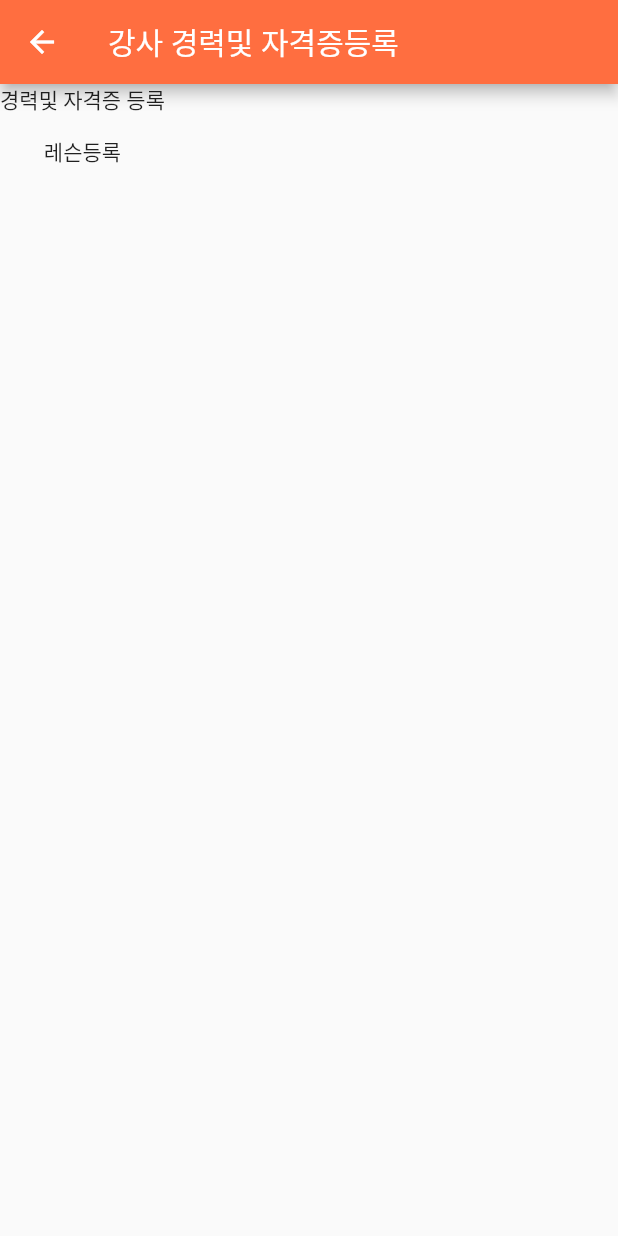
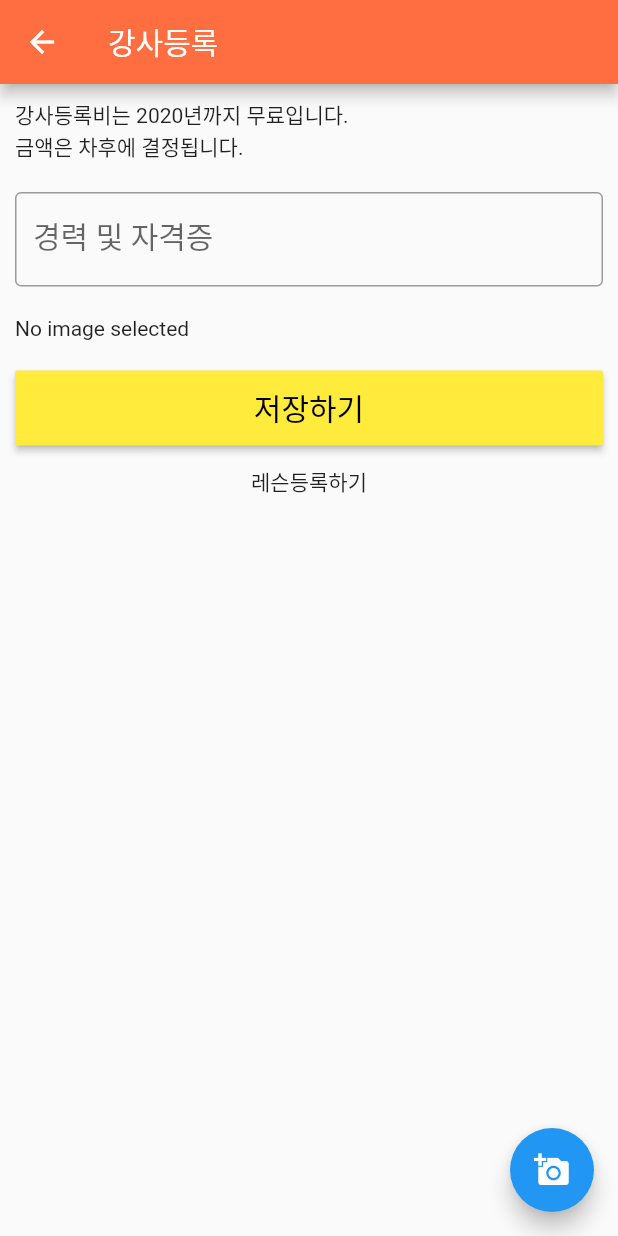
Before and after one commit to bigmsg/flutter_kangmon, a Flutter app: the screen it shows after launch, after a tap on "강사등록", on a phone screen of 412 x 824 dp. Run offline on Flutter 3.47's test engine with Material 2 defaults, Android fonts, the phone set to English and light mode, and no system bars; our stand-ins replace image_picker, rxdart, shared_preferences; network calls fail.

Commit message:
강사등록, 레슨등록 page 초안완성  - 이미지첨부 (imagePicker 패키지 사용)  - 이미지 업로드 남았음

```diff
--- /dev/null
+++ b/lib/help/common.dart
@@ -0,0 +1,50 @@
+import 'package:flutter_kangmon/data/data.dart';
+import 'package:flutter_kangmon/data/data.dart';
+import 'package:flutter_kangmon/main.dart';
+import 'package:shared_preferences/shared_preferences.dart';
+
+
+Future initialApp() async {
+  //SharedPreferences.setMockInitialValues({});
+  SharedPreferences pref = await SharedPreferences.getInstance();
+  print(currentUser.mb_id);
+  //print('mb_id: ' + pref.getString('mb_id'));
+
+  if (pref.containsKey('mb_id')) {
+    print('initialApp(): have key mb_id');
+    currentUser.mb_id = pref.getString('mb_id');
+    currentUser.mb_nick = pref.getString('mb_nick');
+    currentUser.mb_hp = pref.getString('mb_hp');
+
+
+  } else {
+    print('not have key mb_id');
+  }
+}
+
+
+Future getShared(String name) async {
+  SharedPreferences pref = await SharedPreferences.getInstance();
+  var item = pref.get(name);
+
+  return item;
+}
+
+Future setUserInfo(Map<String, String> userInfo) async {
+  SharedPreferences pref = await SharedPreferences.getInstance();
+  pref.setString('mb_id', userInfo['mb_id']);
+  pref.setString('mb_nick', userInfo['mb_nick']);
+  pref.setString('mb_hp', userInfo['mb_hp']);
+
+  /*currentUser.mb_id = userInfo['mb_id'];
+  currentUser.mb_nick = userInfo['mb_nick'];
+  currentUser.mb_hp = userInfo['mb_hp'];*/
+  currentUserBloc.fetch();
+}
+
+
+Future logout() async {
+  SharedPreferences pref = await SharedPreferences.getInstance();
+  pref.clear();
+  currentUserBloc.fetch();
+}
--- a/lib/main.dart
+++ b/lib/main.dart
@@ -1,8 +1,18 @@
 import 'package:flutter/material.dart';
+import 'package:flutter_kangmon/models/lesson.dart';
 import 'package:flutter_kangmon/pages/home_page.dart';
+import 'package:shared_preferences/shared_preferences.dart';
+import 'package:flutter_kangmon/help/common.dart';
 
-void main() => runApp(MyApp());
+//void main() => runApp(MyApp());
+void main() {
+  //SharedPreferences.setMockInitialValues({}); // 꼭 해줘야 SharedPreferences 사용가능함
+  //prefs.setMockInitialValues(values) // values type is Map<String, dynamic>
+  return runApp(MyApp());
+}
 
+
+final currentUserBloc = CurrentUserBloc();
 
 
 class MyApp extends StatelessWidget {
@@ -14,6 +24,7 @@ class MyApp extends StatelessWidget {
       debugShowCheckedModeBanner: false,
       theme: ThemeData(
         scaffoldBackgroundColor: Colors.grey[50],
+        //primaryColor: Colors.deepOrangeAccent,
         primaryColor: Colors.deepOrangeAccent,
         //primarySwatch: Colors.blue,
       ),
--- a/lib/models/lesson.dart
+++ b/lib/models/lesson.dart
@@ -1,9 +1,41 @@
+
+
+import 'package:flutter_kangmon/data/data.dart';
+import 'package:rxdart/rxdart.dart';
+import 'package:shared_preferences/shared_preferences.dart';
+
+class CurrentUserBloc {
+  final _userSubject = BehaviorSubject<User>();
+  Stream<User> get data => _userSubject.stream;
+
+  CurrentUserBloc() {
+    fetch();
+  }
+
+  void fetch() async {
+    print('CurrentUserBloc fetch()');
+    SharedPreferences pref = await SharedPreferences.getInstance();
+    User user;
+    if(pref.containsKey('mb_id')) {
+      user = User(
+          mb_id: pref.getString('mb_id'),
+          mb_nick: pref.getString('mb_nick'),
+          mb_hp: pref.getString('mb_hp')
+      );
+      _userSubject.add(user);
+    } else {
+      _userSubject.add(null);
+      //user = User(mb_id: '', mb_nick: '', mb_hp: '');
+    }
+  }
+
+}
 
 
 class User {
-  final String mb_nick;
-  final String mb_id;
-  final String mb_hp;
+  String mb_nick;
+  String mb_id;
+  String mb_hp;
 
   User({this.mb_nick, this.mb_id, this.mb_hp});
 }
--- a/lib/pages/lesson/lesson_list_page.dart
+++ b/lib/pages/lesson/lesson_list_page.dart
@@ -1,14 +1,20 @@
 import 'package:flutter/material.dart';
+import 'package:flutter_kangmon/help/common.dart';
+import 'package:flutter_kangmon/main.dart';
 import 'package:flutter_kangmon/models/lesson.dart';
 import 'package:flutter_kangmon/data/data.dart';
 import 'package:flutter_kangmon/pages/lesson/lesson_register_page.dart';
+import 'package:flutter_kangmon/pages/teacher/teacher_register_page.dart';
 import 'package:http/http.dart' as http;
+import 'package:shared_preferences/shared_preferences.dart';
 import 'package:rxdart/rxdart.dart';
 import 'dart:convert';
 
 import '../login_page.dart';
 import 'lesson_detail_page.dart';
-import '../portfolio/portfolio_register_page.dart';
+import '../teacher/portfolio_register_page.dart';
+
+
 
 
 class LessonListPage extends StatefulWidget {
@@ -51,18 +57,24 @@ class _LessonListState extends State<LessonListPage> {
   initState() {
     super.initState();
     this.getData();
+    initialApp();
   }
 
   @override
   Widget build(BuildContext context) {
     return Scaffold(
       appBar: AppBar(
-        title: Text(currentUser.mb_nick),
-        leading: IconButton(
+        //centerTitle: true,
+        title: Text('미용자격증 코칭몬',
+          style: TextStyle(
+            fontWeight: FontWeight.bold
+          ),
+        ),
+        /*leading: IconButton(
           icon: Icon(Icons.account_circle),
           iconSize: 30.0,
           onPressed: () {},
-        ),
+        ),*/
         actions: <Widget>[
           FlatButton(
             child: Text('강사등록',
@@ -71,19 +83,20 @@ class _LessonListState extends State<LessonListPage> {
                 fontSize: 20.0,
               ),
             ),
-            onPressed: () => Navigator.push(context, MaterialPageRoute(builder: (_) => PortfolioRegisterPage())),
+            onPressed: () => Navigator.push(context, MaterialPageRoute(builder: (_) => TeacherRegisterPage())),
           ),
-          FlatButton(
-            child: Text('Login',
-              style: TextStyle(
-                color: Colors.white,
-                fontSize: 20.0,
-              ),
-            ),
-            onPressed: () {
-              Navigator.push(context, MaterialPageRoute(builder: (context) => LoginPage()));
+          StreamBuilder<User>(
+            stream: currentUserBloc.data,
+            builder: (context, snapshot) {
+              //if(snapshot.hasData && snapshot.data.mb_id != '') {
+              if(snapshot.hasData) {
+                return _buildLogout(context);
+              } else {
+                return _buildLogin(context);
+              }
             },
           ),
+
         ],
       ),
 
@@ -100,8 +113,46 @@ class _LessonListState extends State<LessonListPage> {
                 color: Colors.grey,
               );
           },
+
         ),
       ),
+    );
+  }
+
+
+
+  _buildLogin(BuildContext context) {
+    return /*FlatButton(
+      child: Text('Login',
+        style: TextStyle(
+          color: Colors.white,
+          fontSize: 20.0,
+        ),
+      ),
+      onPressed: () {
+        Navigator.push(context, MaterialPageRoute(builder: (context) => LoginPage()));
+      },
+    );*/
+    IconButton(
+      icon: Icon(Icons.alarm_add),
+      onPressed: () {
+        Navigator.push(context, MaterialPageRoute(builder: (context) => LoginPage()));
+      },
+    );
+      //CircularProgressIndicator();
+  }
+
+  _buildLogout(BuildContext context) {
+    return FlatButton(
+      child: Text('Logout',
+        style: TextStyle(
+          color: Colors.white,
+          fontSize: 20.0,
+        ),
+      ),
+      onPressed: () {
+        logout();
+      },
     );
   }
 
--- a/lib/pages/portfolio/portfolio_register_page.dart
+++ /dev/null
@@ -1,27 +0,0 @@
-import 'package:flutter/material.dart';
-import 'package:flutter_kangmon/pages/lesson/lesson_register_page.dart';
-
-class PortfolioRegisterPage extends StatefulWidget {
-  @override
-  _PortfolioRegisterPageState createState() => _PortfolioRegisterPageState();
-}
-
-class _PortfolioRegisterPageState extends State<PortfolioRegisterPage> {
-  @override
-  Widget build(BuildContext context) {
-    return Scaffold(
-      appBar: AppBar(
-        title: Text('강사 경력및 자격증등록'),
-      ),
-      body: Column(
-        children: <Widget>[
-          Text('경력및 자격증 등록'),
-          FlatButton(
-            onPressed: () => Navigator.push(context, MaterialPageRoute(builder: (_) => LessonRegisterPage())),
-            child: Text('레슨등록'),
-          ),
-        ]
-      ),
-    );
-  }
-}
--- /dev/null
+++ b/lib/pages/teacher/teacher_register_page.dart
@@ -0,0 +1,110 @@
+import 'dart:io';
+import 'dart:async';
+import 'package:flutter/material.dart';
+import 'package:flutter_kangmon/pages/lesson/lesson_register_page.dart';
+import 'package:shared_preferences/shared_preferences.dart';
+import '../../main.dart';
+import 'package:image_picker/image_picker.dart';
+
+class TeacherRegisterPage extends StatefulWidget {
+  @override
+  _TeacherRegisterPageState createState() => _TeacherRegisterPageState();
+}
+
+class _TeacherRegisterPageState extends State<TeacherRegisterPage> {
+
+  File _image;
+  TextEditingController _careerController = TextEditingController();
+
+  @override
+  Widget build(BuildContext context) {
+    return Scaffold(
+      appBar: AppBar(
+        title: Text('강사등록'),
+      ),
+      body: Padding(
+        padding: EdgeInsets.all(10.0),
+        child: ListView(
+            //crossAxisAlignment: CrossAxisAlignment.start,
+            children: <Widget>[
+              Text('강사등록비는 2020년까지 무료입니다.\n금액은 차후에 결정됩니다.'),
+              SizedBox(height: 20,),
+              TextField(
+                controller: _careerController,
+                keyboardType: TextInputType.multiline,
+                maxLines: null,
+                //obscureText: false,
+                style: TextStyle(
+                  color: Colors.black,
+                  fontSize: 20,
+                ),
+                decoration: InputDecoration(
+                    border: OutlineInputBorder(),
+                    labelText: "경력 및 자격증"
+                ),
+              ),
+              SizedBox(height: 20,),
+
+              _image == null ? Text('No image selected') : Image(
+                height: 300,
+                width: MediaQuery.of(context).size.width,
+                image: FileImage(_image),
+                fit: BoxFit.cover,
+              ),
+              SizedBox(height: 20,),
+
+              SizedBox(
+                width: double.infinity,
+                height: 50,
+                child: RaisedButton(
+                  child: Text(
+                    "저장하기",
+                    style: TextStyle(
+                      color: Colors.black,
+                      fontSize: 20,
+                    ),
+                  ),
+                  color: Colors.yellow,
+                  onPressed: () {
+                    //_onSubmit(context);
+                  },
+                ),
+              ),
+              FlatButton(
+                child: Text('레슨등록하기'),
+                onPressed: () {
+                  Navigator.push(context, MaterialPageRoute(builder: (_) => LessonRegisterPage()));
+                },
+              ),
+            ]
+        ),
+      ),
+      floatingActionButton: FloatingActionButton(
+        onPressed: getImage,
+        tooltip: 'Pick Image',
+        child: Icon(Icons.add_a_photo),
+      ),
+    );
+  }
+
+  Future setId() async {
+    print('call setId');
+    SharedPreferences pref = await SharedPreferences.getInstance();
+    print('mb_id 저장');
+    pref.setString('mb_id','mania');
+    print('mb_id: ' + pref.get('mb_id'));
+
+  }
+
+  Future getImage() async {
+    print('call getImage()');
+    //var image = await ImagePicker.pickImage(source: ImageSource.camera);
+    var image = await ImagePicker.pickImage(source: ImageSource.gallery);
+
+    setState(() {
+      _image = image;
+    });
+    //setState(() => _image = image);
+  }
+
+}
--- a/pubspec.yaml
+++ b/pubspec.yaml
@@ -23,8 +23,11 @@ dependencies:
   # The following adds the Cupertino Icons font to your application.
   # Use with the CupertinoIcons class for iOS style icons.
   cupertino_icons: ^0.1.2
+  shared_preferences: ^0.5.6+2
   http: ^0.12.0+4
   rxdart: ^0.23.1
+  image_picker: ^0.6.3+4
+
 
 dev_dependencies:
   flutter_test:
```
Also changed, not shown: lib/data/data.dart (+4 -3 lines), lib/pages/lesson/lesson_register_page.dart (+120 -3 lines), lib/pages/login_page.dart (+8 -25 lines), lib/pages/teacher/portfolio_register_page.dart (added, +98 -0 lines), pubspec.lock, 5 other files.
